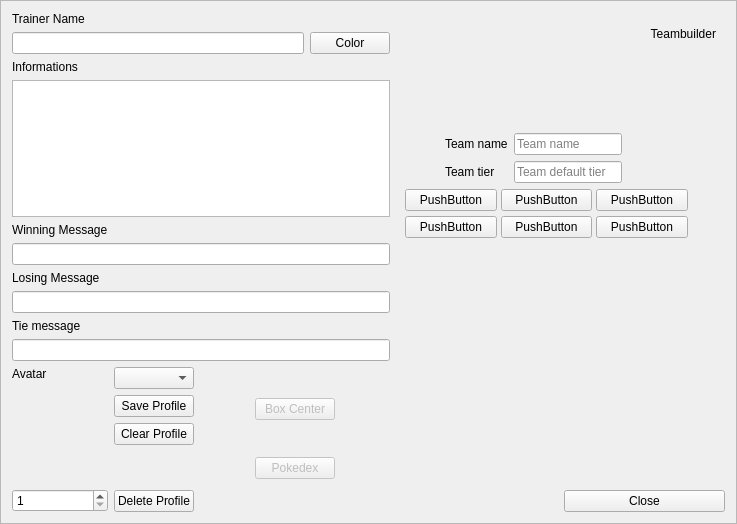
First picture: the form in src/Teambuilder/Teambuilder/trainermenu.ui, repository po-devs/pokemon-online, before the edit.
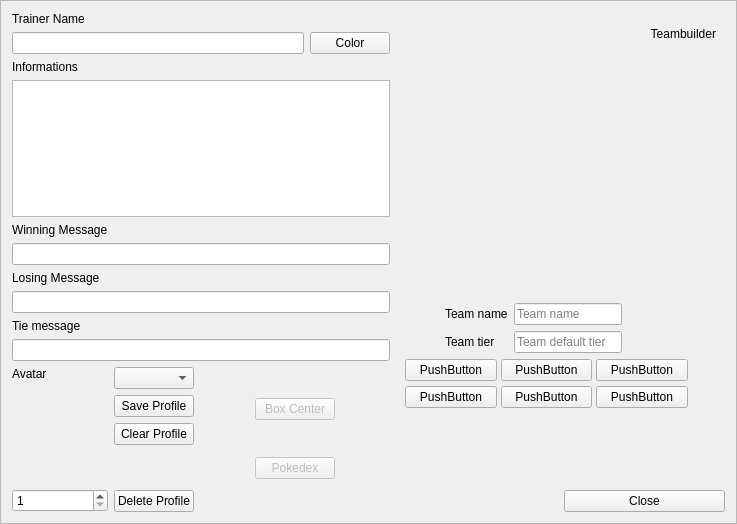
Second picture: the form after the edit. Custom widgets are drawn as their Qt base class.

```diff
--- a/src/Teambuilder/Teambuilder/trainermenu.ui
+++ b/src/Teambuilder/Teambuilder/trainermenu.ui
@@ -542,10 +542,13 @@
      <property name="orientation">
       <enum>Qt::Vertical</enum>
      </property>
+     <property name="sizeType">
+      <enum>QSizePolicy::Maximum</enum>
+     </property>
      <property name="sizeHint" stdset="0">
       <size>
        <width>20</width>
-       <height>40</height>
+       <height>60</height>
       </size>
      </property>
     </spacer>
```
